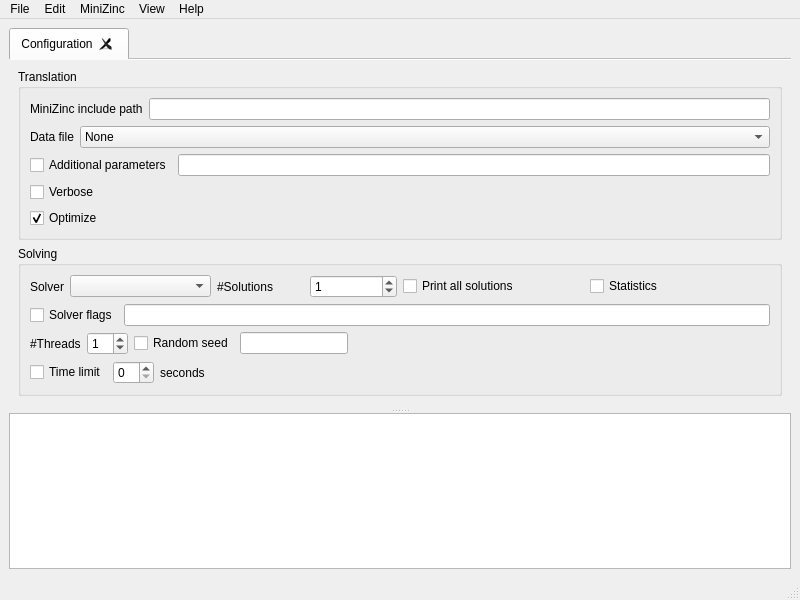
Old version of the form MiniZincIDE/mainwindow.ui in the repository MiniZinc/MiniZincIDE.
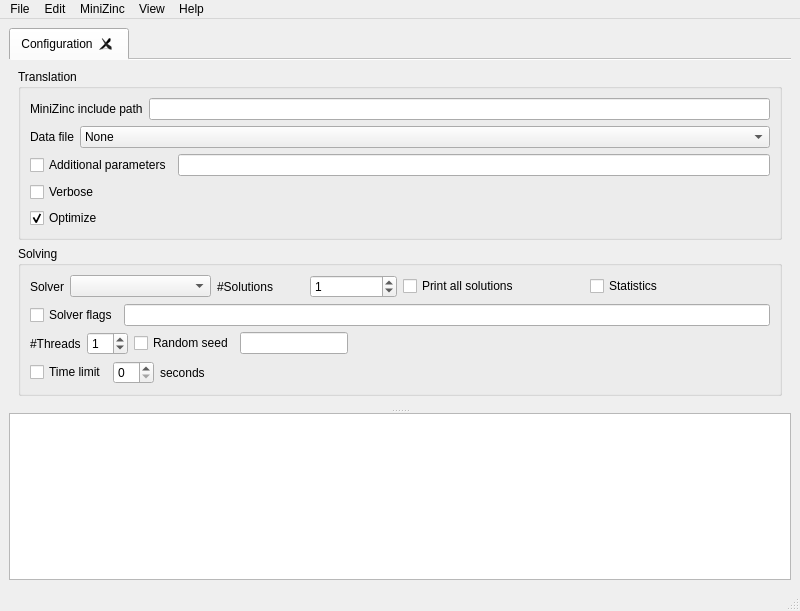
New version of the form. Icons and pictures are not drawn.

```diff
--- a/MiniZincIDE/mainwindow.ui
+++ b/MiniZincIDE/mainwindow.ui
@@ -7,7 +7,7 @@
     <x>0</x>
     <y>0</y>
     <width>800</width>
-    <height>600</height>
+    <height>611</height>
    </rect>
   </property>
   <property name="windowTitle">
```
Left out of the diff: 18 changed lines with no effect on the pictures.
